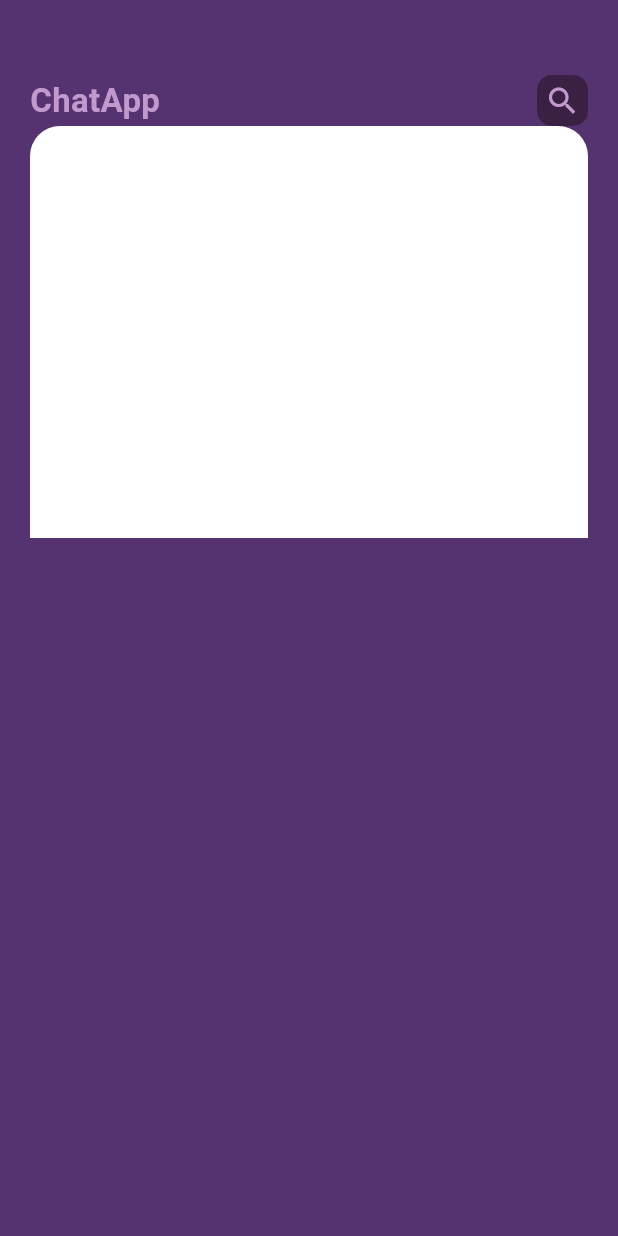
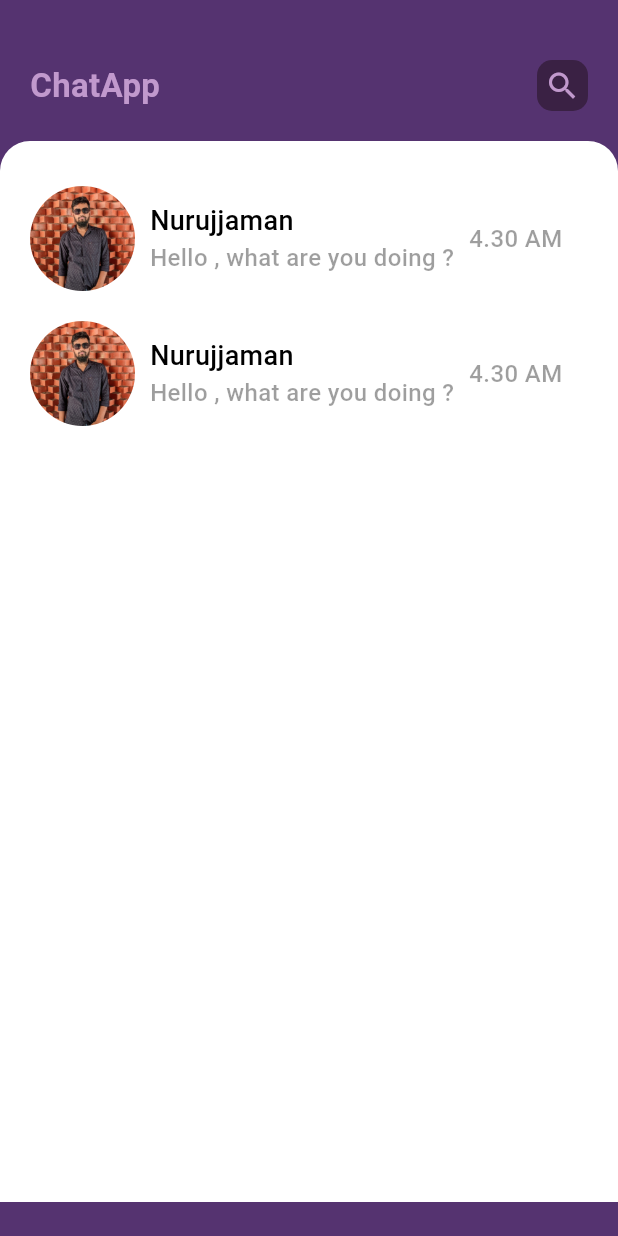
Before and after one commit to Nurujjaman329/chat_app_firebase, a Flutter app: the screen it shows after launch, on a phone screen of 412 x 824 dp. Run offline on Flutter 3.47's test engine with Material 3 defaults, Android fonts, the phone set to English and light mode, and no system bars.

Commit message:
homePage design

```diff
--- a/lib/pages/home.dart
+++ b/lib/pages/home.dart
@@ -15,13 +15,12 @@ class _HomePageState extends State<HomePage> {
     return Scaffold(
       backgroundColor: Color(0XFF553370),
       body: Container(
-        margin: EdgeInsets.symmetric(
-          vertical: 50.0,
-          horizontal: 20.0,
-        ),
         child: Column(
           children: [
-            Row(
+            Padding(
+              padding: const EdgeInsets.only(
+                  left: 20.0, right: 20.0, top: 40.0, bottom: 20.0),
+              child: Row(
                 mainAxisAlignment: MainAxisAlignment.spaceBetween,
                 children: [
                   Text(
@@ -49,9 +48,14 @@ class _HomePageState extends State<HomePage> {
                   ),
                 ],
               ),
+            ),
             Container(
+              padding: EdgeInsets.symmetric(
+                vertical: 30.0,
+                horizontal: 20.0,
+              ),
               width: w,
-              height: h / 3,
+              height: h / 1.165,
               decoration: BoxDecoration(
                 color: Colors.white,
                 borderRadius: BorderRadius.only(
@@ -61,7 +65,113 @@ class _HomePageState extends State<HomePage> {
                   topRight: Radius.circular(20.0),
                 ),
               ),
-              child: Text(''),
+              child: Column(
+                children: [
+                  Row(
+                    children: [
+                      ClipRRect(
+                        borderRadius: BorderRadius.circular(
+                          60.0,
+                        ),
+                        child: Image.asset(
+                          'images/me.jpg',
+                          height: 70,
+                          width: 70,
+                          fit: BoxFit.cover,
+                        ),
+                      ),
+                      SizedBox(
+                        width: 10.0,
+                      ),
+                      Column(
+                        crossAxisAlignment: CrossAxisAlignment.start,
+                        children: [
+                          Text(
+                            'Nurujjaman',
+                            style: TextStyle(
+                              color: Colors.black,
+                              fontSize: 18.0,
+                              fontWeight: FontWeight.w500,
+                            ),
+                          ),
+                          Text(
+                            'Hello , what are you doing ?',
+                            style: TextStyle(
+                              color: Colors.black38,
+                              fontSize: 16.0,
+                              fontWeight: FontWeight.w500,
+                            ),
+                          ),
+                        ],
+                      ),
+                      Padding(
+                        padding: const EdgeInsets.only(left: 10.0),
+                        child: Text(
+                          '4.30 AM',
+                          style: TextStyle(
+                            color: Colors.black38,
+                            fontSize: 16.0,
+                            fontWeight: FontWeight.w500,
+                          ),
+                        ),
+                      ),
+                    ],
+                  ),
+                  SizedBox(
+                    height: 20.0,
+                  ),
+                  Row(
+                    children: [
+                      ClipRRect(
+                        borderRadius: BorderRadius.circular(
+                          60.0,
+                        ),
+                        child: Image.asset(
+                          'images/me.jpg',
+                          height: 70,
+                          width: 70,
+                          fit: BoxFit.cover,
+                        ),
+                      ),
+                      SizedBox(
+                        width: 10.0,
+                      ),
+                      Column(
+                        crossAxisAlignment: CrossAxisAlignment.start,
+                        children: [
+                          Text(
+                            'Nurujjaman',
+                            style: TextStyle(
+                              color: Colors.black,
+                              fontSize: 18.0,
+                              fontWeight: FontWeight.w500,
+                            ),
+                          ),
+                          Text(
+                            'Hello , what are you doing ?',
+                            style: TextStyle(
+                              color: Colors.black38,
+                              fontSize: 16.0,
+                              fontWeight: FontWeight.w500,
+                            ),
+                          ),
+                        ],
+                      ),
+                      Padding(
+                        padding: const EdgeInsets.only(left: 10.0),
+                        child: Text(
+                          '4.30 AM',
+                          style: TextStyle(
+                            color: Colors.black38,
+                            fontSize: 16.0,
+                            fontWeight: FontWeight.w500,
+                          ),
+                        ),
+                      ),
+                    ],
+                  ),
+                ],
+              ),
             ),
           ],
         ),
--- a/pubspec.yaml
+++ b/pubspec.yaml
@@ -59,9 +59,8 @@ flutter:
   uses-material-design: true
 
   # To add assets to your application, add an assets section, like this:
-  # assets:
-  #   - images/a_dot_burr.jpeg
-  #   - images/a_dot_ham.jpeg
+  assets:
+    - images/me.jpg
 
   # An image asset can refer to one or more resolution-specific "variants", see
   # https://flutter.dev/assets-and-images/#resolution-aware
```
Also changed, not shown: images/me.jpg (added). Lines whose indentation alone changed are shown as unchanged.
